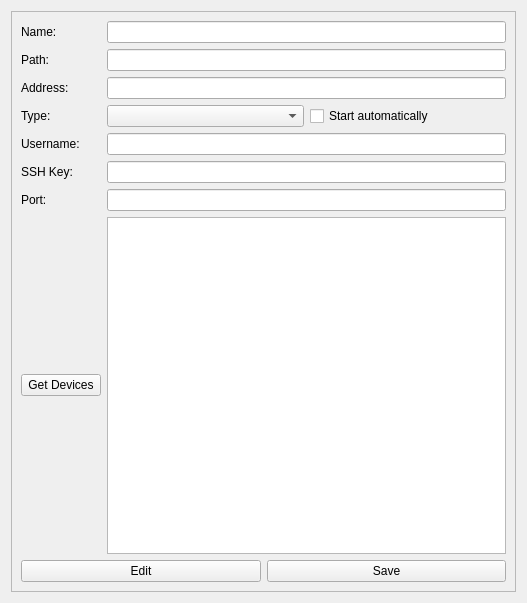
Before: the Qt Designer form ilastik/applets/serverConfiguration/serverConfigForm.ui in ilastik/ilastik, drawn with Qt 5.
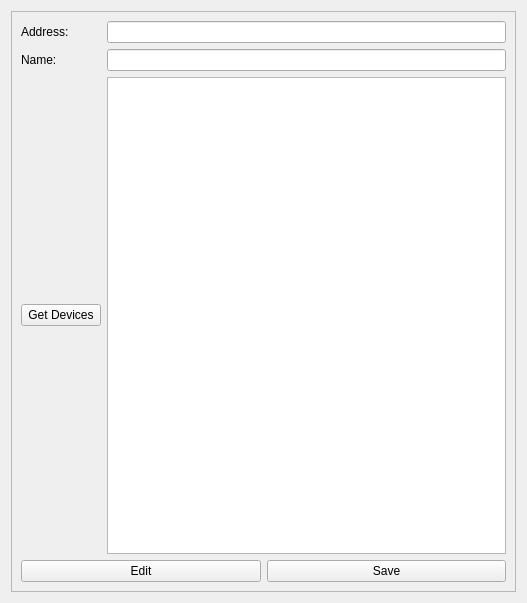
After: the same form once the commit is applied.

Commit message: Update server configuration

Diff of the .ui file:
```diff
--- a/ilastik/applets/serverConfiguration/serverConfigForm.ui
+++ b/ilastik/applets/serverConfiguration/serverConfigForm.ui
@@ -27,10 +27,7 @@
        <layout class="QGridLayout" name="gridLayout_2">
         <item row="0" column="0" colspan="2">
          <layout class="QGridLayout" name="gridLayout_3">
-          <item row="5" column="1">
-           <widget class="QLineEdit" name="usernameEdit"/>
-          </item>
-          <item row="0" column="0">
+          <item row="2" column="0">
            <widget class="QLabel" name="nameLabel">
             <property name="text">
              <string>Name:</string>
@@ -38,41 +35,13 @@
            </widget>
           </item>
           <item row="1" column="0">
-           <widget class="QLabel" name="pathLabel">
-            <property name="text">
-             <string>Path:</string>
-            </property>
-           </widget>
-          </item>
-          <item row="2" column="0">
            <widget class="QLabel" name="addressLabel">
             <property name="text">
              <string>Address:</string>
             </property>
            </widget>
           </item>
-          <item row="11" column="0">
-           <widget class="QPushButton" name="getDevicesBtn">
-            <property name="text">
-             <string>Get Devices</string>
-            </property>
-           </widget>
-          </item>
-          <item row="3" column="0">
-           <widget class="QLabel" name="typeLabel">
-            <property name="text">
-             <string>Type:</string>
-            </property>
-           </widget>
-          </item>
-          <item row="5" column="0">
-           <widget class="QLabel" name="usernameLabel">
-            <property name="text">
-             <string>Username:</string>
-            </property>
-           </widget>
-          </item>
-          <item row="11" column="1">
+          <item row="6" column="2">
            <widget class="QListWidget" name="deviceList">
             <property name="minimumSize">
              <size>
@@ -82,48 +51,18 @@
             </property>
            </widget>
           </item>
-          <item row="10" column="0">
-           <widget class="QLabel" name="portLabel">
-            <property name="text">
-             <string>Port:</string>
-            </property>
-           </widget>
-          </item>
-          <item row="0" column="1">
+          <item row="2" column="2">
            <widget class="QLineEdit" name="nameEdit"/>
           </item>
-          <item row="1" column="1">
-           <widget class="QLineEdit" name="pathEdit"/>
-          </item>
-          <item row="2" column="1">
-           <widget class="QLineEdit" name="addressEdit"/>
-          </item>
-          <item row="10" column="1">
-           <widget class="QLineEdit" name="portEdit"/>
-          </item>
-          <item row="6" column="1">
-           <widget class="QLineEdit" name="sshKeyEdit"/>
-          </item>
           <item row="6" column="0">
-           <widget class="QLabel" name="sshKeyLabel">
+           <widget class="QPushButton" name="getDevicesBtn">
             <property name="text">
-             <string>SSH Key:</string>
+             <string>Get Devices</string>
             </property>
            </widget>
           </item>
-          <item row="3" column="1">
-           <layout class="QHBoxLayout" name="horizontalLayout_3">
-            <item>
-             <widget class="QComboBox" name="typeList"/>
-            </item>
-            <item>
-             <widget class="QCheckBox" name="autostartCheckBox">
-              <property name="text">
-               <string>Start automatically</string>
-              </property>
-             </widget>
-            </item>
-           </layout>
+          <item row="1" column="2">
+           <widget class="QLineEdit" name="addressEdit"/>
           </item>
          </layout>
         </item>
```
Left out of the diff: 7 changed lines with no effect on the pictures. The commit also changes 5 other files.
